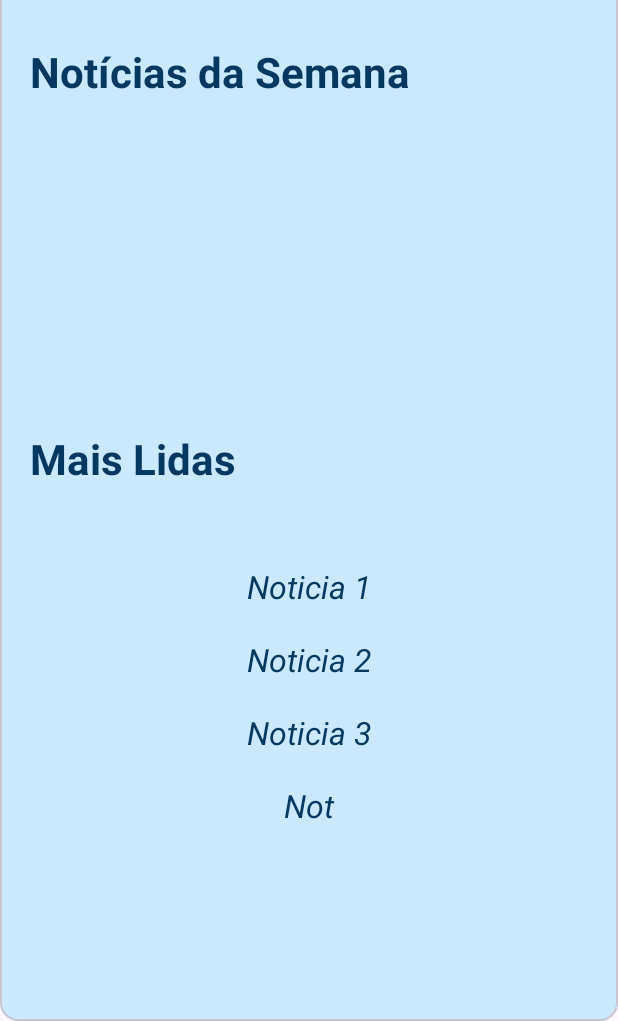
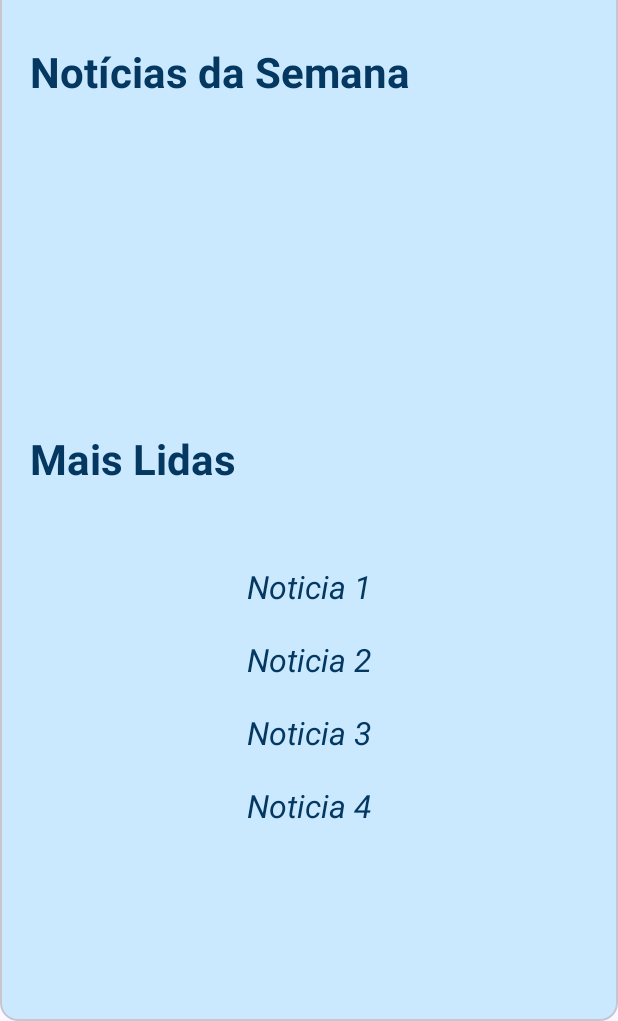
Before and after one commit to vihdobalacobaco/TccMobile, an Android app: the screen it shows after launch (TelaInicialLogada), on a phone screen of 412 x 824 dp, the part 215-1236 px from its top. Run offline under Robolectric (Android 15) with nearby library versions, the phone set to English and light mode, and no system bars; pictures from the network do not load.

Commit message:
Att tela inicial logada

```diff
--- a/app/src/main/res/layout/activity_form_login.xml
+++ b/app/src/main/res/layout/activity_form_login.xml
@@ -156,7 +156,7 @@
         android:layout_marginStart="50dp"
         android:textSize="19sp"
         android:textStyle="italic"
-        android:textColor="@color/azulescurov2"
+        android:textColor="@color/azulclaro"
         android:clickable="true"
         android:focusable="true"
         />
--- a/app/src/main/res/layout/activity_tela_inicial_logada.xml
+++ b/app/src/main/res/layout/activity_tela_inicial_logada.xml
@@ -66,17 +66,19 @@
             android:id="@+id/toolbar"
             app:titleTextColor="?attr/colorOnSurfaceInverse"
             tools:ignore="MissingConstraints"
-            android:visibility="gone"/>
+            android:visibility="gone"
+            />
 
         <androidx.recyclerview.widget.RecyclerView
+            android:id="@+id/recycler"
             android:layout_width="match_parent"
             android:layout_height="200dp"
-            app:layout_constraintTop_toBottomOf="@id/view"
             android:layout_marginTop="130dp"
-            android:id="@+id/recycler"
+            android:contentDescription="@string/txtSubTitulo"
+            android:orientation="horizontal"
+            android:visibility="visible"
             app:layoutManager="com.google.android.material.carousel.CarouselLayoutManager"
-            android:orientation="horizontal"
-            android:contentDescription="@string/txtSubTitulo" />
+            app:layout_constraintTop_toBottomOf="@id/view" />
 
 
         <TextView
@@ -159,8 +161,8 @@
 
         <TextView
             android:id="@+id/textViewLink4"
-            android:layout_width="78dp"
-            android:layout_height="45dp"
+            android:layout_width="134dp"
+            android:layout_height="52dp"
             android:clickable="true"
             android:focusable="true"
             android:padding="10dp"
```
